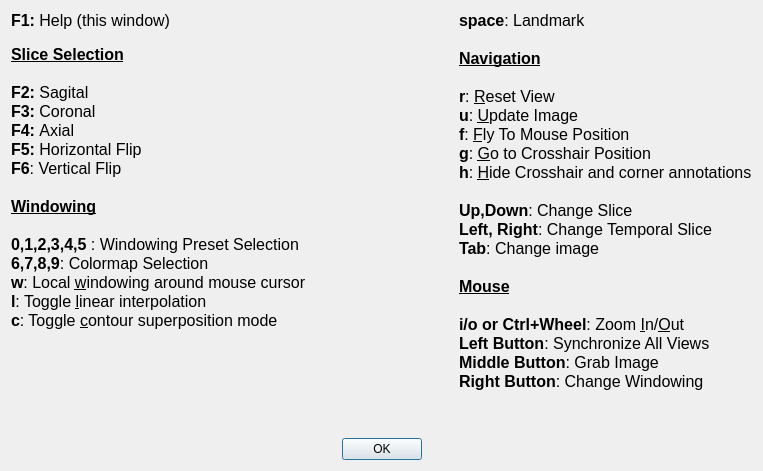
Above: vv/qt_ui/vvHelpDialog.ui from open-vv/vv before the change. Below: the same form after it.
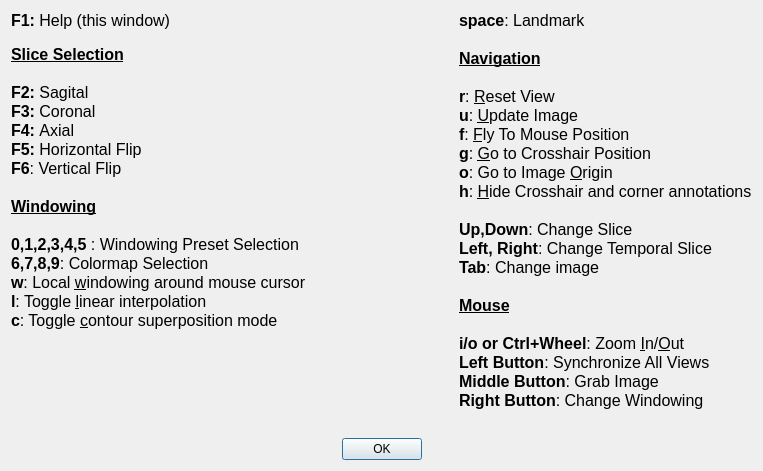
That is the form after the change.

Commit message: [VV] New feature to jump on image origin

Patch:
```diff
--- a/vv/qt_ui/vvHelpDialog.ui
+++ b/vv/qt_ui/vvHelpDialog.ui
@@ -65,7 +65,7 @@
         <string>&lt;!DOCTYPE HTML PUBLIC &quot;-//W3C//DTD HTML 4.0//EN&quot; &quot;http://www.w3.org/TR/REC-html40/strict.dtd&quot;&gt;
 &lt;html&gt;&lt;head&gt;&lt;meta name=&quot;qrichtext&quot; content=&quot;1&quot; /&gt;&lt;style type=&quot;text/css&quot;&gt;
 p, li { white-space: pre-wrap; }
-&lt;/style&gt;&lt;/head&gt;&lt;body style=&quot; font-family:'Sans Serif'; font-size:10pt; font-weight:400; font-style:normal;&quot;&gt;
+&lt;/style&gt;&lt;/head&gt;&lt;body style=&quot; font-family:'Sans Serif'; font-size:9pt; font-weight:400; font-style:normal;&quot;&gt;
 &lt;p style=&quot; margin-top:0px; margin-bottom:0px; margin-left:0px; margin-right:0px; -qt-block-indent:0; text-indent:0px;&quot;&gt;&lt;span style=&quot; font-size:12pt; font-weight:600;&quot;&gt;space&lt;/span&gt;&lt;span style=&quot; font-size:12pt;&quot;&gt;: Landmark&lt;/span&gt;&lt;/p&gt;
 &lt;p style=&quot;-qt-paragraph-type:empty; margin-top:0px; margin-bottom:0px; margin-left:0px; margin-right:0px; -qt-block-indent:0; text-indent:0px; font-size:12pt;&quot;&gt;&lt;/p&gt;
 &lt;p style=&quot; margin-top:0px; margin-bottom:0px; margin-left:0px; margin-right:0px; -qt-block-indent:0; text-indent:0px;&quot;&gt;&lt;span style=&quot; font-size:12pt; font-weight:600; text-decoration: underline;&quot;&gt;Navigation&lt;/span&gt;&lt;/p&gt;
@@ -74,6 +74,7 @@
 &lt;p style=&quot; margin-top:0px; margin-bottom:0px; margin-left:0px; margin-right:0px; -qt-block-indent:0; text-indent:0px;&quot;&gt;&lt;span style=&quot; font-size:12pt; font-weight:600;&quot;&gt;u&lt;/span&gt;&lt;span style=&quot; font-size:12pt;&quot;&gt;: &lt;/span&gt;&lt;span style=&quot; font-size:12pt; text-decoration: underline;&quot;&gt;U&lt;/span&gt;&lt;span style=&quot; font-size:12pt;&quot;&gt;pdate Image&lt;/span&gt;&lt;/p&gt;
 &lt;p style=&quot; margin-top:0px; margin-bottom:0px; margin-left:0px; margin-right:0px; -qt-block-indent:0; text-indent:0px;&quot;&gt;&lt;span style=&quot; font-size:12pt; font-weight:600;&quot;&gt;f&lt;/span&gt;&lt;span style=&quot; font-size:12pt;&quot;&gt;: &lt;/span&gt;&lt;span style=&quot; font-size:12pt; text-decoration: underline;&quot;&gt;F&lt;/span&gt;&lt;span style=&quot; font-size:12pt;&quot;&gt;ly To Mouse Position&lt;/span&gt;&lt;/p&gt;
 &lt;p style=&quot; margin-top:0px; margin-bottom:0px; margin-left:0px; margin-right:0px; -qt-block-indent:0; text-indent:0px;&quot;&gt;&lt;span style=&quot; font-size:12pt; font-weight:600;&quot;&gt;g&lt;/span&gt;&lt;span style=&quot; font-size:12pt;&quot;&gt;: &lt;/span&gt;&lt;span style=&quot; font-size:12pt; text-decoration: underline;&quot;&gt;G&lt;/span&gt;&lt;span style=&quot; font-size:12pt;&quot;&gt;o to Crosshair Position&lt;/span&gt;&lt;/p&gt;
+&lt;p style=&quot; margin-top:0px; margin-bottom:0px; margin-left:0px; margin-right:0px; -qt-block-indent:0; text-indent:0px;&quot;&gt;&lt;span style=&quot; font-size:12pt; font-weight:600;&quot;&gt;o&lt;/span&gt;&lt;span style=&quot; font-size:12pt;&quot;&gt;: Go to Image &lt;/span&gt;&lt;span style=&quot; font-size:12pt; text-decoration: underline;&quot;&gt;O&lt;/span&gt;&lt;span style=&quot; font-size:12pt;&quot;&gt;rigin&lt;/span&gt;&lt;/p&gt;
 &lt;p style=&quot; margin-top:0px; margin-bottom:0px; margin-left:0px; margin-right:0px; -qt-block-indent:0; text-indent:0px;&quot;&gt;&lt;span style=&quot; font-size:12pt; font-weight:600;&quot;&gt;h&lt;/span&gt;&lt;span style=&quot; font-size:12pt;&quot;&gt;: &lt;/span&gt;&lt;span style=&quot; font-size:12pt; text-decoration: underline;&quot;&gt;H&lt;/span&gt;&lt;span style=&quot; font-size:12pt;&quot;&gt;ide Crosshair and corner annotations&lt;/span&gt;&lt;/p&gt;
 &lt;p style=&quot;-qt-paragraph-type:empty; margin-top:0px; margin-bottom:0px; margin-left:0px; margin-right:0px; -qt-block-indent:0; text-indent:0px; font-size:12pt;&quot;&gt;&lt;/p&gt;
 &lt;p style=&quot; margin-top:0px; margin-bottom:0px; margin-left:0px; margin-right:0px; -qt-block-indent:0; text-indent:0px;&quot;&gt;&lt;span style=&quot; font-size:12pt; font-weight:600;&quot;&gt;Up,Down&lt;/span&gt;&lt;span style=&quot; font-size:12pt;&quot;&gt;: Change Slice&lt;/span&gt;&lt;/p&gt;
```
The commit also changes 1 other file.
